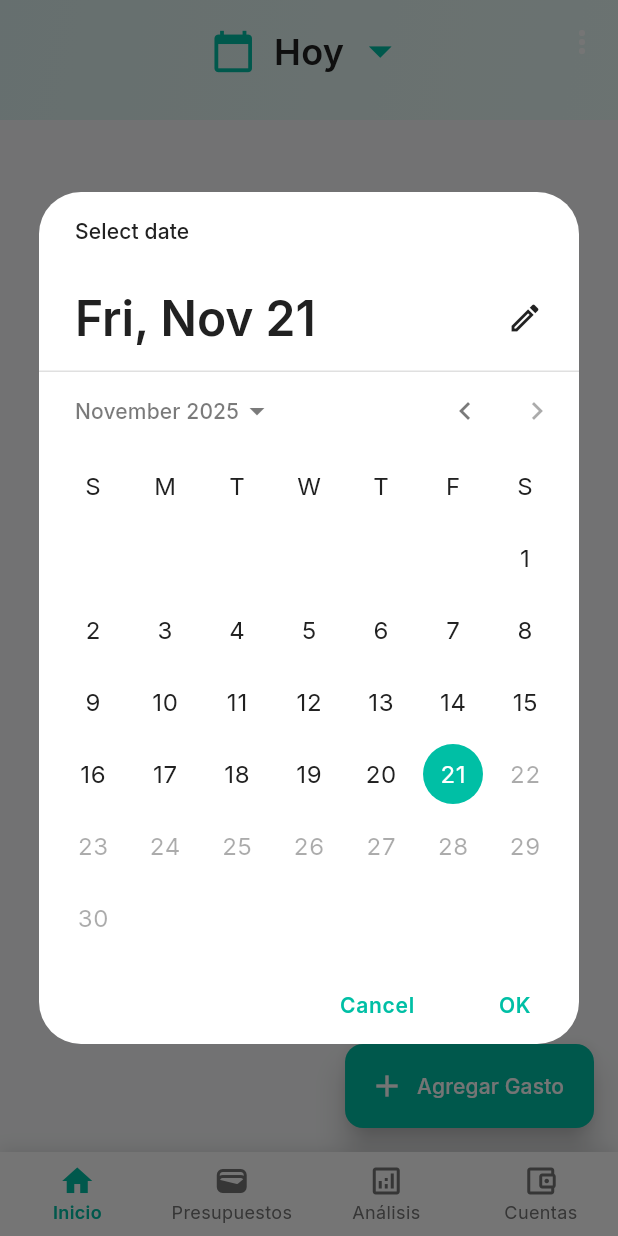
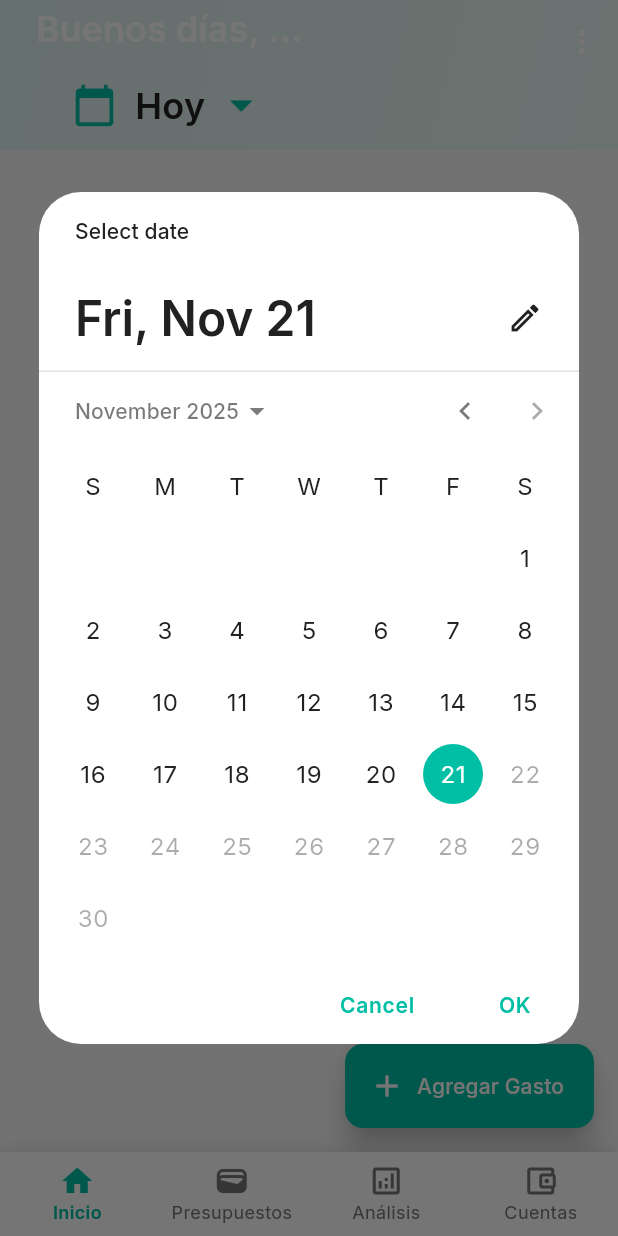
Before and after one commit to DevTech-soft/tecnical-test, a Flutter app: the screen it shows once a user with an empty profile is signed in, after a tap on "Hoy", on a phone screen of 412 x 824 dp. Run offline on Flutter 3.47's test engine with Material 3 defaults, Android fonts, the phone set to English and light mode, and no system bars; our stand-ins replace bloc, cloud_firestore, csv, equatable, firebase_auth, firebase_core and 12 more; accounts and stored records are empty.

Commit message:
update user data register && updae home userName

```diff
--- a/lib/features/auth/domain/entities/user.dart
+++ b/lib/features/auth/domain/entities/user.dart
@@ -7,6 +7,8 @@ class User extends Equatable {
   final String? photoUrl;
   final bool isEmailVerified;
   final DateTime? createdAt;
+  final String? firstName;
+  final String? lastName;
 
   const User({
     required this.id,
@@ -15,7 +17,17 @@ class User extends Equatable {
     this.photoUrl,
     required this.isEmailVerified,
     this.createdAt,
+    this.firstName,
+    this.lastName,
   });
+
+  /// Helper para obtener el nombre completo
+  String get fullName {
+    if (firstName != null && lastName != null) {
+      return '$firstName $lastName';
+    }
+    return displayName ?? email.split('@').first;
+  }
 
   @override
   List<Object?> get props => [
@@ -25,5 +37,7 @@ class User extends Equatable {
         photoUrl,
         isEmailVerified,
         createdAt,
+        firstName,
+        lastName,
       ];
 }
--- a/lib/features/auth/domain/repositories/auth_repository.dart
+++ b/lib/features/auth/domain/repositories/auth_repository.dart
@@ -17,6 +17,8 @@ abstract class AuthRepository {
   Future<User> signUpWithEmail({
     required String email,
     required String password,
+    required String firstName,
+    required String lastName,
   });
 
   /// Sign in with Google
--- a/lib/features/auth/domain/usecases/sign_up_with_email.dart
+++ b/lib/features/auth/domain/usecases/sign_up_with_email.dart
@@ -12,6 +12,8 @@ class SignUpWithEmail extends UseCase<User, SignUpWithEmailParams> {
     return await repository.signUpWithEmail(
       email: params.email,
       password: params.password,
+      firstName: params.firstName,
+      lastName: params.lastName,
     );
   }
 }
@@ -19,9 +21,13 @@ class SignUpWithEmail extends UseCase<User, SignUpWithEmailParams> {
 class SignUpWithEmailParams {
   final String email;
   final String password;
+  final String firstName;
+  final String lastName;
 
   SignUpWithEmailParams({
     required this.email,
     required this.password,
+    required this.firstName,
+    required this.lastName,
   });
 }
--- a/lib/features/auth/presentation/bloc/auth_bloc.dart
+++ b/lib/features/auth/presentation/bloc/auth_bloc.dart
@@ -92,6 +92,8 @@ class AuthBloc extends Bloc<AuthEvent, AuthState> {
         SignUpWithEmailParams(
           email: event.email,
           password: event.password,
+          firstName: event.firstName,
+          lastName: event.lastName,
         ),
       );
 
--- a/lib/features/auth/presentation/bloc/auth_event.dart
+++ b/lib/features/auth/presentation/bloc/auth_event.dart
@@ -30,14 +30,18 @@ class SignInWithEmailRequested extends AuthEvent {
 class SignUpWithEmailRequested extends AuthEvent {
   final String email;
   final String password;
+  final String firstName;
+  final String lastName;
 
   const SignUpWithEmailRequested({
     required this.email,
     required this.password,
+    required this.firstName,
+    required this.lastName,
   });
 
   @override
-  List<Object?> get props => [email, password];
+  List<Object?> get props => [email, password, firstName, lastName];
 }
 
 /// Event para login con Google
--- a/lib/features/auth/presentation/pages/login_page.dart
+++ b/lib/features/auth/presentation/pages/login_page.dart
@@ -31,6 +31,8 @@ class _LoginPageContentState extends State<_LoginPageContent> {
   final _formKey = GlobalKey<FormState>();
   final _emailController = TextEditingController();
   final _passwordController = TextEditingController();
+  final _firstNameController = TextEditingController();
+  final _lastNameController = TextEditingController();
   bool _isLogin = true;
   bool _obscurePassword = true;
 
@@ -38,6 +40,8 @@ class _LoginPageContentState extends State<_LoginPageContent> {
   void dispose() {
     _emailController.dispose();
     _passwordController.dispose();
+    _firstNameController.dispose();
+    _lastNameController.dispose();
     super.dispose();
   }
 
@@ -95,6 +99,56 @@ class _LoginPageContentState extends State<_LoginPageContent> {
                     key: _formKey,
                     child: Column(
                       children: [
+                        // Nombre (solo en registro)
+                        if (!_isLogin) ...[
+                          TextFormField(
+                            controller: _firstNameController,
+                            keyboardType: TextInputType.name,
+                            textCapitalization: TextCapitalization.words,
+                            decoration: InputDecoration(
+                              labelText: 'Nombre',
+                              prefixIcon: const Icon(Icons.person_outlined),
+                              border: OutlineInputBorder(
+                                borderRadius: BorderRadius.circular(12.r),
+                              ),
+                            ),
+                            validator: (value) {
+                              if (value == null || value.trim().isEmpty) {
+                                return 'El nombre es requerido';
+                              }
+                              if (value.trim().length < 2) {
+                                return 'El nombre debe tener al menos 2 caracteres';
+                              }
+                              return null;
+                            },
+                          ),
+                          SizedBox(height: AppSpacing.md.h),
+
+                          // Apellidos (solo en registro)
+                          TextFormField(
+                            controller: _lastNameController,
+                            keyboardType: TextInputType.name,
+                            textCapitalization: TextCapitalization.words,
+                            decoration: InputDecoration(
+                              labelText: 'Apellidos',
+                              prefixIcon: const Icon(Icons.person_outline),
+                              border: OutlineInputBorder(
+                                borderRadius: BorderRadius.circular(12.r),
+                              ),
+                            ),
+                            validator: (value) {
+                              if (value == null || value.trim().isEmpty) {
+                                return 'Los apellidos son requeridos';
+                              }
+                              if (value.trim().length < 2) {
+                                return 'Los apellidos deben tener al menos 2 caracteres';
+                              }
+                              return null;
+                            },
+                          ),
+                          SizedBox(height: AppSpacing.md.h),
+                        ],
+
                         // Email
                         TextFormField(
                           controller: _emailController,
@@ -281,10 +335,15 @@ class _LoginPageContentState extends State<_LoginPageContent> {
               ),
             );
       } else {
+        final firstName = _firstNameController.text.trim();
+        final lastName = _lastNameController.text.trim();
+
         context.read<AuthBloc>().add(
               SignUpWithEmailRequested(
                 email: email,
                 password: password,
+                firstName: firstName,
+                lastName: lastName,
               ),
             );
       }
--- a/lib/features/expenses/presentation/pages/home_page.dart
+++ b/lib/features/expenses/presentation/pages/home_page.dart
@@ -57,7 +57,8 @@ class _HomePageState extends State<HomePage> {
     Navigator.push(
       context,
       MaterialPageRoute(
-        builder: (_) => BlocProvider.value(
+        builder:
+            (_) => BlocProvider.value(
               value: _expensesBloc,
               child: const AddExpensePage(),
             ),
@@ -72,7 +73,8 @@ class _HomePageState extends State<HomePage> {
     Navigator.push(
       context,
       MaterialPageRoute(
-        builder: (_) => BlocProvider.value(
+        builder:
+            (_) => BlocProvider.value(
               value: _expensesBloc,
               child: EditExpensePage(expense: expense),
             ),
@@ -132,6 +134,7 @@ class _HomePageState extends State<HomePage> {
   Widget build(BuildContext context) {
     return BlocProvider.value(
       value: _expensesBloc,
+      child: SafeArea(
         child: Scaffold(
           backgroundColor: Theme.of(context).scaffoldBackgroundColor,
           body: ResponsiveBuilder(
@@ -179,10 +182,11 @@ class _HomePageState extends State<HomePage> {
                                   children: [
                                     Text(
                                       'Transacciones',
-                                    style: Theme.of(context)
-                                        .textTheme
-                                        .titleMedium
-                                        ?.copyWith(fontWeight: FontWeight.w600),
+                                      style: Theme.of(
+                                        context,
+                                      ).textTheme.titleMedium?.copyWith(
+                                        fontWeight: FontWeight.w600,
+                                      ),
                                     ),
                                     Text(
                                       '${filteredExpenses.length} ${filteredExpenses.length == 1 ? 'gasto' : 'gastos'}',
@@ -243,6 +247,7 @@ class _HomePageState extends State<HomePage> {
           ),
           floatingActionButton: _buildFAB(context),
         ),
+      ),
     );
   }
 
@@ -250,20 +255,21 @@ class _HomePageState extends State<HomePage> {
     final isDark = Theme.of(context).brightness == Brightness.dark;
 
     return SliverAppBar(
-      expandedHeight: 80,
+      expandedHeight: 100,
       floating: true,
       pinned: true,
       elevation: _isScrolled ? 2 : 0,
       backgroundColor:
-          _isScrolled
-              ? Theme.of(context).scaffoldBackgroundColor
-              : Colors.transparent,
+          isDark ? AppColors.backgroundDark : AppColors.backgroundLight,
       actions: [
         PopupMenuButton<String>(
           icon: Icon(
             Icons.more_vert,
-            color: _isScrolled
-                ? (isDark ? AppColors.textPrimaryDark : AppColors.textPrimaryLight)
+            color:
+                _isScrolled
+                    ? (isDark
+                        ? AppColors.textPrimaryDark
+                        : AppColors.textPrimaryLight)
                     : Colors.white,
           ),
           onSelected: (value) {
@@ -271,7 +277,8 @@ class _HomePageState extends State<HomePage> {
               Navigator.push(
                 context,
                 MaterialPageRoute(
-                  builder: (_) => BlocProvider.value(
+                  builder:
+                      (_) => BlocProvider.value(
                         value: _expensesBloc,
                         child: const ExportPage(),
                       ),
@@ -281,9 +288,12 @@ class _HomePageState extends State<HomePage> {
               // Mostrar diálogo de confirmación
               showDialog(
                 context: context,
-                builder: (dialogContext) => AlertDialog(
+                builder:
+                    (dialogContext) => AlertDialog(
                       title: const Text('Cerrar sesión'),
-                  content: const Text('¿Estás seguro de que quieres cerrar sesión?'),
+                      content: const Text(
+                        '¿Estás seguro de que quieres cerrar sesión?',
+                      ),
                       actions: [
                         TextButton(
                           onPressed: () => Navigator.pop(dialogContext),
@@ -292,7 +302,9 @@ class _HomePageState extends State<HomePage> {
                         TextButton(
                           onPressed: () {
                             Navigator.pop(dialogContext);
-                        context.read<AuthBloc>().add(const SignOutRequested());
+                            context.read<AuthBloc>().add(
+                              const SignOutRequested(),
+                            );
                           },
                           child: const Text('Cerrar sesión'),
                         ),
@@ -301,7 +313,8 @@ class _HomePageState extends State<HomePage> {
               );
             }
           },
-          itemBuilder: (context) => [
+          itemBuilder:
+              (context) => [
                 const PopupMenuItem(
                   value: 'export',
                   child: Row(
@@ -336,12 +349,46 @@ class _HomePageState extends State<HomePage> {
         ),
       ],
       flexibleSpace: FlexibleSpaceBar(
-        centerTitle: true,
-        titlePadding: const EdgeInsets.only(bottom: AppSpacing.md),
-        title: DateFilterSelector(
+        centerTitle: false,
+        titlePadding: const EdgeInsets.only(
+          left: AppSpacing.lg,
+          right: AppSpacing.lg,
+        ),
+        title: Column(
+          mainAxisSize: MainAxisSize.min,
+          crossAxisAlignment: CrossAxisAlignment.start,
+          children: [
+            // Greeting con nombre del usuario
+            BlocBuilder<AuthBloc, AuthState>(
+              builder: (context, state) {
+                if (state is Authenticated) {
+                  final greeting = _getGreeting();
+                  final userName = state.user.fullName.split(' ').first;
+                  return Text(
+                    '$greeting, $userName...',
+                    style: TextStyle(
+                      fontSize: 16,
+                      fontWeight: FontWeight.w600,
+                      color:
+                          _isScrolled
+                              ? (isDark
+                                  ? AppColors.textPrimaryDark
+                                  : AppColors.textPrimaryLight)
+                              : Colors.white,
+                    ),
+                  );
+                }
+                return const SizedBox.shrink();
+              },
+            ),
+            const SizedBox(height: 4),
+            // Date filter
+            DateFilterSelector(
               selectedDate: _selectedDate,
               onTap: _selectDate,
               isScrolled: _isScrolled,
+            ),
+          ],
         ),
         background: Container(
           decoration: BoxDecoration(
@@ -350,6 +397,17 @@ class _HomePageState extends State<HomePage> {
         ),
       ),
     );
+  }
+
+  String _getGreeting() {
+    final hour = DateTime.now().hour;
+    if (hour < 12) {
+      return 'Buenos días';
+    } else if (hour < 18) {
+      return 'Buenas tardes';
+    } else {
+      return 'Buenas noches';
+    }
   }
 
   Widget _buildFAB(BuildContext context) {
```
Also changed, not shown: lib/features/auth/data/models/user_model.dart (+36 -2 lines), lib/features/auth/data/repositories/auth_repository_impl.dart (+15 -2 lines). Lines whose indentation alone changed are shown as unchanged.
